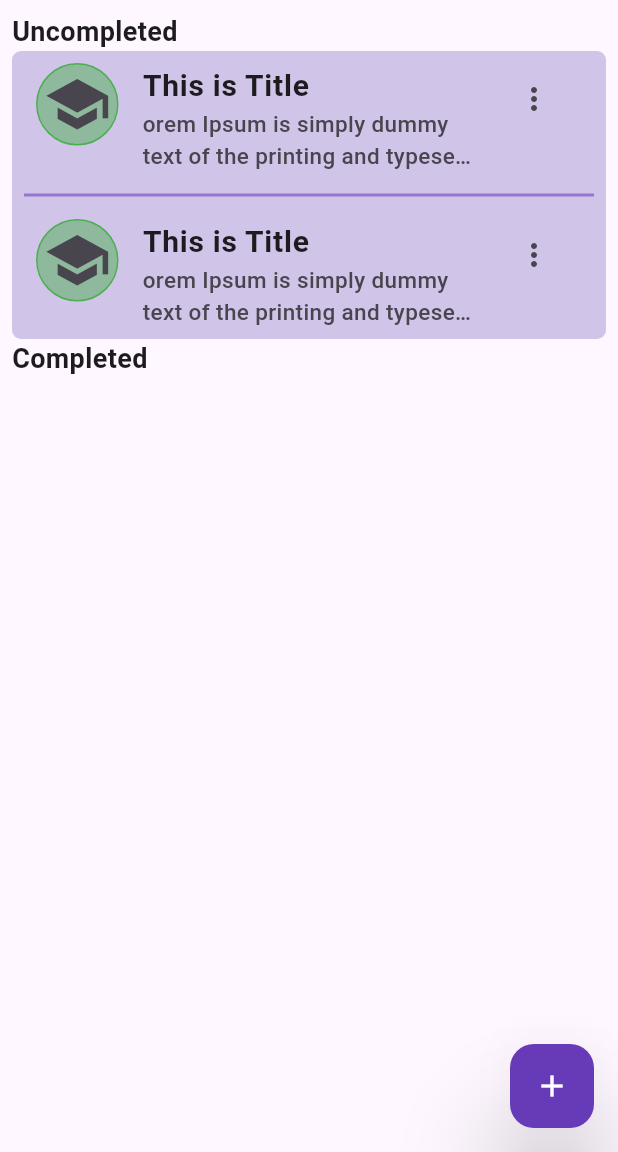
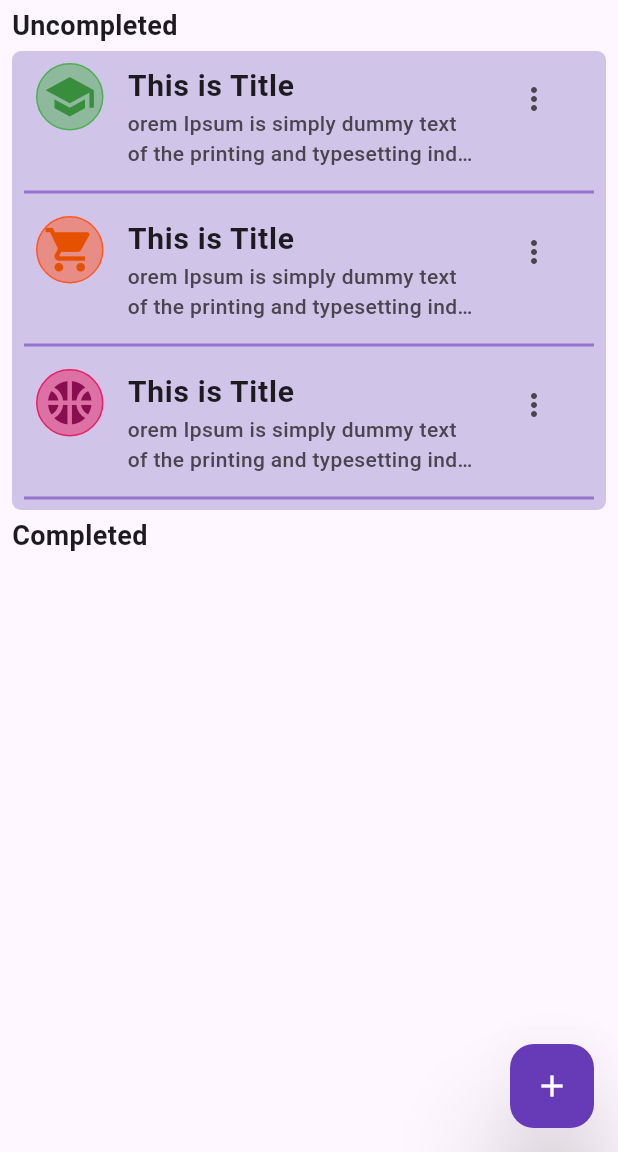
Before and after one commit to Nishan-Pradhan06/7days_flutter_todo_app, a Flutter app: the screen it shows after launch, on a phone screen of 412 x 824 dp, the part 84-1236 px from its top. Run offline on Flutter 3.47's test engine with Material 3 defaults, Android fonts, the phone set to English and light mode, and no system bars.

Commit message:
create parameter/and make dyanamic

```diff
--- a/lib/screens/main_screen.dart
+++ b/lib/screens/main_screen.dart
@@ -9,91 +9,20 @@ class MainScreens extends StatelessWidget {
     return Scaffold(
       appBar: appBar('TODO-LIST'),
       body: Padding(
-        padding: const EdgeInsets.all(8.0),
+        padding: const EdgeInsets.symmetric(horizontal: 8),
         child: ListView(
           children: [
             textMethod('Uncompleted'),
             Container(
-
               decoration: BoxDecoration(
                 color: Colors.deepPurple.shade100,
                 borderRadius: BorderRadius.circular(6),
               ),
-              child: Column(
+              child: const Column(
                 children: [
-                  ListTile(
-                    leading: Container(
-                      padding: const EdgeInsets.all(4.0),
-                      decoration: BoxDecoration(
-                        color: Colors.green.withOpacity(.5),
-                        border: Border.all(color: Colors.green),
-                        borderRadius: BorderRadius.circular(360),
-                      ),
-                      child: const Icon(
-                        Icons.school,
-                        size: 45,
-                      ),
-                    ),
-                    trailing: IconButton(
-                      onPressed: () {},
-                      icon: const Icon(Icons.more_vert),
-                    ),
-                    title: const Text(
-                      'This is Title',
-                      style:
-                          TextStyle(fontSize: 20, fontWeight: FontWeight.bold),
-                    ),
-                    isThreeLine: true,
-                    subtitle: const Text(
-                      'orem Ipsum is simply dummy text of the printing and typesetting industry. Lorem Ipsum has been the industry standard dummy text ever since the 1500s, when an unknown printer took a galley of type and scrambled it to make a type specimen book.',
-                      maxLines: 2,
-                      overflow: TextOverflow.ellipsis,
-                      style: TextStyle(
-                        fontSize: 15,
-                        fontWeight: FontWeight.w500,
-                      ),
-                    ),
-                  ),
-                  Padding(
-                    padding: const EdgeInsets.symmetric(horizontal: 8),
-                    child: Divider(
-                      thickness: 2,
-                      color: Colors.deepPurple.shade300,
-                    ),
-                  ),
-                  ListTile(
-                    leading: Container(
-                      padding: const EdgeInsets.all(4.0),
-                      decoration: BoxDecoration(
-                        color: Colors.green.withOpacity(.5),
-                        border: Border.all(color: Colors.green),
-                        borderRadius: BorderRadius.circular(360),
-                      ),
-                      child: const Icon(
-                        Icons.school,
-                        size: 45,
-                      ),
-                    ),
-                    trailing: IconButton(
-                      onPressed: () {},
-                      icon: const Icon(Icons.more_vert),
-                    ),
-                    title: const Text(
-                      'This is Title',
-                      style:
-                          TextStyle(fontSize: 20, fontWeight: FontWeight.bold),
-                    ),
-                    isThreeLine: true,
-                    subtitle: const Text(
-                      'orem Ipsum is simply dummy text of the printing and typesetting industry. Lorem Ipsum has been the industry standard dummy text ever since the 1500s, when an unknown printer took a galley of type and scrambled it to make a type specimen book.',
-                      maxLines: 2,
-                      overflow: TextOverflow.ellipsis,
-                      style: TextStyle(
-                        fontSize: 15,
-                        fontWeight: FontWeight.w500,
-                      ),
-                    ),
-                  ),
+                  ToDOlistItem('school'),
+                  ToDOlistItem('market'),
+                  ToDOlistItem('sports'),
                 ],
               ),
             ),
@@ -106,12 +35,15 @@ class MainScreens extends StatelessWidget {
   }
 
 //one text method
-  Text textMethod(String title) {
-    return Text(
-      title,
-      style: const TextStyle(
-        fontSize: 18,
-        fontWeight: FontWeight.bold,
+  Padding textMethod(String title) {
+    return Padding(
+      padding: const EdgeInsets.symmetric(vertical: 4),
+      child: Text(
+        title,
+        style: const TextStyle(
+          fontSize: 18,
+          fontWeight: FontWeight.bold,
+        ),
       ),
     );
   }
@@ -151,3 +83,90 @@ class MainScreens extends StatelessWidget {
     );
   }
 }
+
+//divider line  between two widgets
+class DividerLine extends StatelessWidget {
+  const DividerLine({
+    super.key,
+  });
+
+  @override
+  Widget build(BuildContext context) {
+    return Padding(
+      padding: const EdgeInsets.symmetric(horizontal: 8),
+      child: Divider(
+        thickness: 2,
+        color: Colors.deepPurple.shade300,
+      ),
+    );
+  }
+}
+
+//todo list items
+class ToDOlistItem extends StatelessWidget {
+  final String categoryName;
+  const ToDOlistItem(this.categoryName, {super.key});
+
+  @override
+  Widget build(BuildContext context) {
+    return Column(
+      children: [
+        ListTile(
+          leading: Container(
+            padding: const EdgeInsets.all(4.0),
+            decoration: BoxDecoration(
+              color: categoryName == 'school'
+                  ? Colors.green.withOpacity(.5)
+                  : categoryName == 'market'
+                      ? Colors.deepOrange.withOpacity(.5)
+                      : Colors.pink.withOpacity(.5),
+              border: Border.all(
+                color: categoryName == 'school'
+                    ? Colors.green
+                    : categoryName == 'market'
+                        ? Colors.deepOrange
+                        : Colors.pink,
+              ),
+              borderRadius: BorderRadius.circular(360),
+            ),
+            child: categoryName == 'school'
+                ? Icon(
+                    Icons.school,
+                    color: Colors.green.shade700,
+                    size: 35,
+                  )
+                : categoryName == 'market'
+                    ? Icon(
+                        Icons.shopping_cart,
+                        color: Colors.orange.shade900,
+                        size: 35,
+                      )
+                    : Icon(
+                        Icons.sports_basketball_sharp,
+                        color: Colors.pink.shade900,
+                        size: 35,
+                      ),
+          ),
+          trailing: IconButton(
+            onPressed: () {},
+            icon: const Icon(Icons.more_vert),
+          ),
+          title: const Text(
+            'This is Title',
+            style: TextStyle(fontSize: 20, fontWeight: FontWeight.bold),
+          ),
+          isThreeLine: true,
+          subtitle: const Text(
+            'orem Ipsum is simply dummy text of the printing and typesetting industry. Lorem Ipsum has been the industry standard dummy text ever since the 1500s, when an unknown printer took a galley of type and scrambled it to make a type specimen book.',
+            maxLines: 2,
+            overflow: TextOverflow.ellipsis,
+            style: TextStyle(
+              fontWeight: FontWeight.w500,
+            ),
+          ),
+        ),
+        const DividerLine(),
+      ],
+    );
+  }
+}
```
